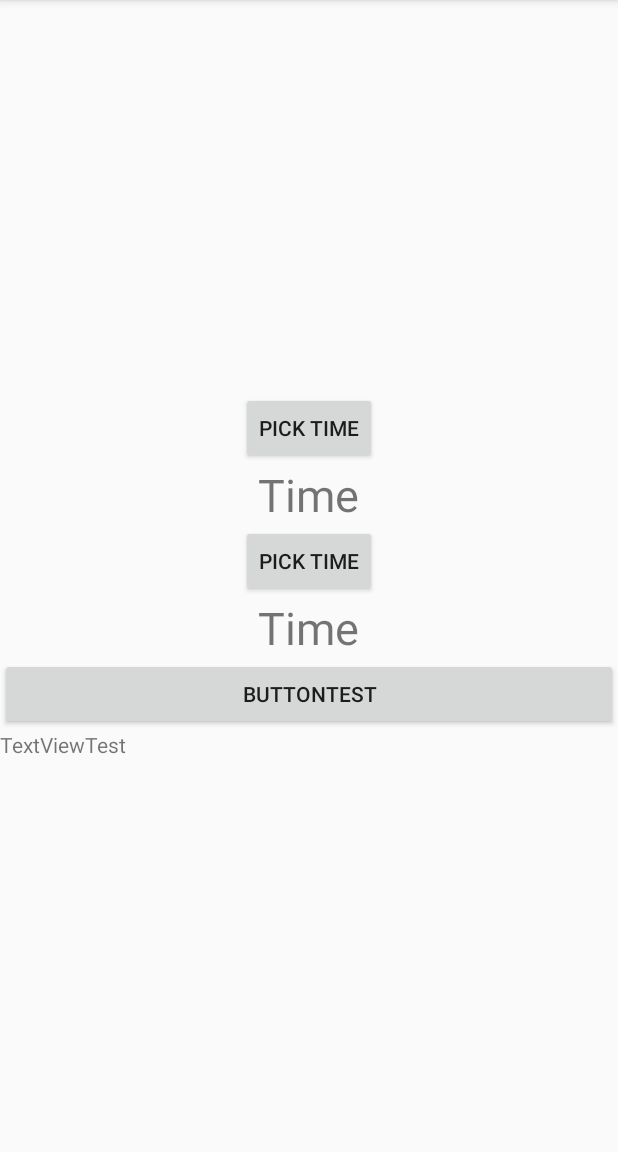
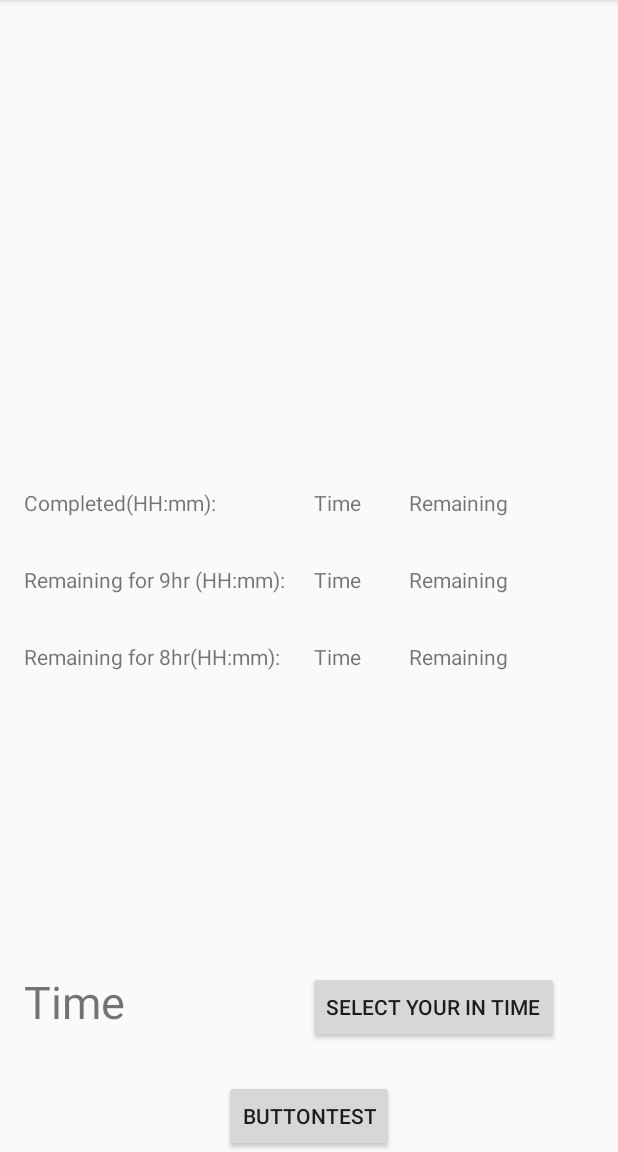
Before and after one commit to vjack33/Time-Runner, an Android app: the screen it shows after launch (MainActivity), on a phone screen of 412 x 824 dp, the part 84-1236 px from its top. Run offline under Robolectric (Android 15) with nearby library versions, the phone set to English and light mode, and no system bars.

Commit message:
Time module working perfecty but without final time

```diff
--- a/app/src/main/java/com/example/myapplication/MainActivity.kt
+++ b/app/src/main/java/com/example/myapplication/MainActivity.kt
@@ -17,19 +17,42 @@ class MainActivity : AppCompatActivity() {
         super.onCreate(savedInstanceState)
         setContentView(R.layout.activity_main)
 
-        val mPickTimeBtn = findViewById<Button>(R.id.pickTimeBtn)
-        val textView = findViewById<TextView>(R.id.timeTv)
-        val mPickTimeBtn2 = findViewById<Button>(R.id.pickTimeBtn2)
-        val textView2 = findViewById<TextView>(R.id.timeTv2)
-        val mButton = findViewById<Button>(R.id.buttonTest)
-        val mTextView = findViewById<TextView>(R.id.textViewTest)
+        val mPickInTimeBtn = findViewById<Button>(R.id.pickInTimeBtn)
+        val textViewInTime = findViewById<TextView>(R.id.textViewInTime)
+        //val mPickOutTimeBtn = findViewById<Button>(R.id.pickOutTimeBtn)
+        //val textViewOutTime = findViewById<TextView>(R.id.textViewOutTime)
+        val submitBtn = findViewById<Button>(R.id.buttonSubmit)
+        val timeCompletedTextView = findViewById<TextView>(R.id.textViewTimeCompleted)
+        val timeRemf8TextView = findViewById<TextView>(R.id.textViewTimeRemf8)
+        val timeRemf9TextView = findViewById<TextView>(R.id.textViewTimeRemf9)
 
-        mPickTimeBtn.setOnClickListener {
+        val timeCompletedHomeTextView = findViewById<TextView>(R.id.textViewHomeTimeCompleted)
+        val timeRemf8HomeTextView = findViewById<TextView>(R.id.textViewHomeTimeRemf8)
+        val timeRemf9HomeTextView = findViewById<TextView>(R.id.textViewHomeTimeRemf9)
+
+        mPickInTimeBtn.setOnClickListener {
             val cal = Calendar.getInstance()
             val timeSetListener = TimePickerDialog.OnTimeSetListener { timePicker, hour, minute ->
                 cal.set(Calendar.HOUR_OF_DAY, hour)
                 cal.set(Calendar.MINUTE, minute)
-                textView.text = SimpleDateFormat("HH:mm").format(cal.time)
+                textViewInTime.text = SimpleDateFormat("HH:mm").format(cal.time)
+            }
+
+            TimePickerDialog(
+                this,
+                timeSetListener,
+                cal.get(Calendar.HOUR_OF_DAY),
+                cal.get(Calendar.MINUTE),
+                false
+            ).show()
+        }
+
+        /*mPickOutTimeBtn.setOnClickListener {
+            val cal = Calendar.getInstance()
+            val timeSetListener = TimePickerDialog.OnTimeSetListener { timePicker, hour, minute ->
+                cal.set(Calendar.HOUR_OF_DAY, hour)
+                cal.set(Calendar.MINUTE, minute)
+                textViewOutTime.text = SimpleDateFormat("HH:mm").format(cal.time)
             }
             TimePickerDialog(
                 this,
@@ -38,25 +61,9 @@ class MainActivity : AppCompatActivity() {
                 cal.get(Calendar.MINUTE),
                 true
             ).show()
-        }
+        }*/
 
-        mPickTimeBtn2.setOnClickListener {
-            val cal = Calendar.getInstance()
-            val timeSetListener = TimePickerDialog.OnTimeSetListener { timePicker, hour, minute ->
-                cal.set(Calendar.HOUR_OF_DAY, hour)
-                cal.set(Calendar.MINUTE, minute)
-                textView2.text = SimpleDateFormat("HH:mm").format(cal.time)
-            }
-            TimePickerDialog(
-                this,
-                timeSetListener,
-                cal.get(Calendar.HOUR_OF_DAY),
-                cal.get(Calendar.MINUTE),
-                true
-            ).show()
-        }
-
-        mButton.setOnClickListener {
+        submitBtn.setOnClickListener {
 
             val format =
                 SimpleDateFormat("HH:mm")
@@ -65,12 +72,32 @@ class MainActivity : AppCompatActivity() {
             var d2: Date? = null
             Toast.makeText(this@MainActivity, localTime.toString() , Toast.LENGTH_SHORT).show()
             try {
-                d1 = format.parse(textView.text.toString())
+                d1 = format.parse(textViewInTime.text.toString())
                 d2 = format.parse(localTime.toString())
-                Toast.makeText(this@MainActivity, d1.toString() , Toast.LENGTH_SHORT).show()
                 val dt1 = DateTime(d1)
                 val dt2 = DateTime(d2)
-                mTextView.text = Days.daysBetween(dt1, dt2).getDays().toString()+ " " + Hours.hoursBetween(dt1, dt2).getHours().toString() + " " +  Minutes.minutesBetween(dt1, dt2).getMinutes() .toString()
+                //timeCompletedTextView.text = Minutes.minutesBetween(dt1, dt2).getMinutes() .toString()
+                val t = Minutes.minutesBetween(dt1, dt2).getMinutes()
+                val hours = t / 60 //since both are ints, you get an int
+                val minutes = t % 60
+                timeCompletedTextView.text = hours.toString() + "hr " + minutes.toString() + "min"
+                timeCompletedHomeTextView.text =  SimpleDateFormat("HH:mm").format(d1)
+
+                var temT = 540 - t
+                val temhours = temT / 60
+                val temminutes = temT % 60
+                timeRemf9TextView.text = temhours.toString() + "hr " + temminutes.toString() + "min"
+
+
+                var tempT = 480 - t
+                val temphours = tempT/ 60
+                val tempminutes = tempT % 60
+                timeRemf8TextView.text = temphours.toString() + "hr " + tempminutes.toString() + "min"
+
+
+                //val r = Integer.parseInt(t.toString())
+                Toast.makeText(this@MainActivity, minutes.toString() , Toast.LENGTH_SHORT).show()
+
 
             } catch (e: Exception) {
                 e.printStackTrace()
--- a/app/src/main/res/layout/activity_main.xml
+++ b/app/src/main/res/layout/activity_main.xml
@@ -1,48 +1,133 @@
 <?xml version="1.0" encoding="utf-8"?>
-<LinearLayout xmlns:android="http://schemas.android.com/apk/res/android"
-    xmlns:app="http://schemas.android.com/apk/res-auto"
-    xmlns:tools="http://schemas.android.com/tools"
+<androidx.constraintlayout.widget.ConstraintLayout xmlns:android="http://schemas.android.com/apk/res/android"
     android:layout_width="match_parent"
     android:layout_height="match_parent"
-    android:orientation="vertical"
-    android:gravity="center"
-    tools:context=".MainActivity">
+    xmlns:app="http://schemas.android.com/apk/res-auto">
 
+    <!--
     <Button
-        android:id="@+id/pickTimeBtn"
+        android:id="@+id/pickOutTimeBtn"
         android:text="Pick Time"
         android:layout_width="wrap_content"
         android:layout_height="wrap_content" />
     <TextView
-        android:id="@+id/timeTv"
+        android:id="@+id/textViewOutTime"
         android:text="Time"
         android:textSize="30sp"
         android:layout_width="wrap_content"
         android:layout_height="wrap_content" />
+-->
 
     <Button
-        android:id="@+id/pickTimeBtn2"
-        android:text="Pick Time"
+        android:id="@+id/pickInTimeBtn"
         android:layout_width="wrap_content"
-        android:layout_height="wrap_content" />
+        android:layout_height="wrap_content"
+        android:text="Select your In Time"
+        app:layout_constraintEnd_toEndOf="parent"
+        app:layout_constraintHorizontal_bias="0.757"
+        app:layout_constraintStart_toEndOf="@+id/textViewInTime"
+        app:layout_constraintTop_toTopOf="@+id/textViewInTime" />
+
     <TextView
-        android:id="@+id/timeTv2"
+        android:id="@+id/textViewInTime"
+        android:layout_width="wrap_content"
+        android:layout_height="wrap_content"
+        android:layout_marginStart="16dp"
+        android:layout_marginBottom="32dp"
         android:text="Time"
         android:textSize="30sp"
-        android:layout_width="wrap_content"
-        android:layout_height="wrap_content" />
+        app:layout_constraintBottom_toTopOf="@+id/buttonSubmit"
+        app:layout_constraintStart_toStartOf="parent" />
 
     <Button
-        android:id="@+id/buttonTest"
-        android:layout_width="match_parent"
+        android:id="@+id/buttonSubmit"
+        android:layout_width="wrap_content"
         android:layout_height="wrap_content"
-        android:text="ButtonTest" />
+        android:text="ButtonTest"
+        app:layout_constraintBottom_toBottomOf="parent"
+        app:layout_constraintEnd_toEndOf="parent"
+        app:layout_constraintStart_toStartOf="parent" />
+
 
     <TextView
-        android:id="@+id/textViewTest"
-        android:layout_width="match_parent"
+        android:id="@+id/textView1"
+        android:layout_width="wrap_content"
         android:layout_height="wrap_content"
-        android:text="TextViewTest" />
+        android:layout_marginStart="16dp"
+        android:layout_marginBottom="32dp"
+        android:text="Completed(HH:mm): "
+        app:layout_constraintBottom_toTopOf="@+id/textView2"
+        app:layout_constraintStart_toStartOf="parent" />
+
+    <TextView
+        android:id="@+id/textViewTimeCompleted"
+        android:layout_width="wrap_content"
+        android:layout_height="wrap_content"
+        android:layout_marginStart="16dp"
+        android:text="Time"
+        app:layout_constraintStart_toEndOf="@+id/textView2"
+        app:layout_constraintTop_toTopOf="@+id/textView1" />
 
 
-</LinearLayout>
+    <TextView
+        android:id="@+id/textViewHomeTimeCompleted"
+        android:layout_width="wrap_content"
+        android:layout_height="wrap_content"
+        android:layout_marginStart="32dp"
+        android:text="Remaining"
+        app:layout_constraintStart_toEndOf="@+id/textViewTimeCompleted"
+        app:layout_constraintTop_toTopOf="@+id/textView1" />
+
+    <TextView
+        android:id="@+id/textView2"
+        android:layout_width="wrap_content"
+        android:layout_height="wrap_content"
+        android:layout_marginBottom="32dp"
+        android:text="Remaining for 9hr (HH:mm): "
+        app:layout_constraintBottom_toTopOf="@+id/textView3"
+        app:layout_constraintStart_toStartOf="@+id/textView1" />
+
+    <TextView
+        android:id="@+id/textViewTimeRemf9"
+        android:layout_width="wrap_content"
+        android:layout_height="wrap_content"
+        android:text="Time"
+        app:layout_constraintStart_toStartOf="@+id/textViewTimeCompleted"
+        app:layout_constraintTop_toTopOf="@+id/textView2" />
+
+
+    <TextView
+        android:id="@+id/textViewHomeTimeRemf8"
+        android:layout_width="wrap_content"
+        android:layout_height="wrap_content"
+        android:text="Remaining"
+        app:layout_constraintStart_toStartOf="@+id/textViewHomeTimeCompleted"
+        app:layout_constraintTop_toTopOf="@+id/textView2" />
+
+    <TextView
+        android:id="@+id/textView3"
+        android:layout_width="wrap_content"
+        android:layout_height="wrap_content"
+        android:layout_marginBottom="200dp"
+        android:text="Remaining for 8hr(HH:mm): "
+        app:layout_constraintBottom_toTopOf="@+id/textViewInTime"
+        app:layout_constraintStart_toStartOf="@+id/textView1" />
+
+    <TextView
+        android:id="@+id/textViewTimeRemf8"
+        android:layout_width="wrap_content"
+        android:layout_height="wrap_content"
+        android:text="Time"
+        app:layout_constraintStart_toStartOf="@+id/textViewTimeCompleted"
+        app:layout_constraintTop_toTopOf="@+id/textView3" />
+
+    <TextView
+        android:id="@+id/textViewHomeTimeRemf9"
+        android:layout_width="wrap_content"
+        android:layout_height="wrap_content"
+        android:text="Remaining"
+        app:layout_constraintStart_toStartOf="@+id/textViewHomeTimeCompleted"
+        app:layout_constraintTop_toTopOf="@+id/textView3" />
+
+
+</androidx.constraintlayout.widget.ConstraintLayout>
--- a/app/src/main/res/values/styles.xml
+++ b/app/src/main/res/values/styles.xml
@@ -8,4 +8,20 @@
         <item name="colorAccent">@color/colorAccent</item>
     </style>
 
+    <style name="CustomDatePickerDialog"
+        parent="Theme.AppCompat.Light.Dialog.Alert">
+        <item name="android:dialogTheme">@style/MyDialogTheme</item>
+        <item name="android:timePickerStyle">@style/MyDatePicker</item>
+    </style>
+
+    <style name="MyDialogTheme"
+        parent="Theme.AppCompat.Light.Dialog">
+        <item name="android:timePickerStyle">@style/MyDatePicker</item>
+    </style>
+
+    <style name="MyDatePicker"
+        parent="@android:style/Widget.Material.Light.TimePicker">
+        <item name="android:timePickerMode">spinner</item>
+    </style>
+
 </resources>
```
